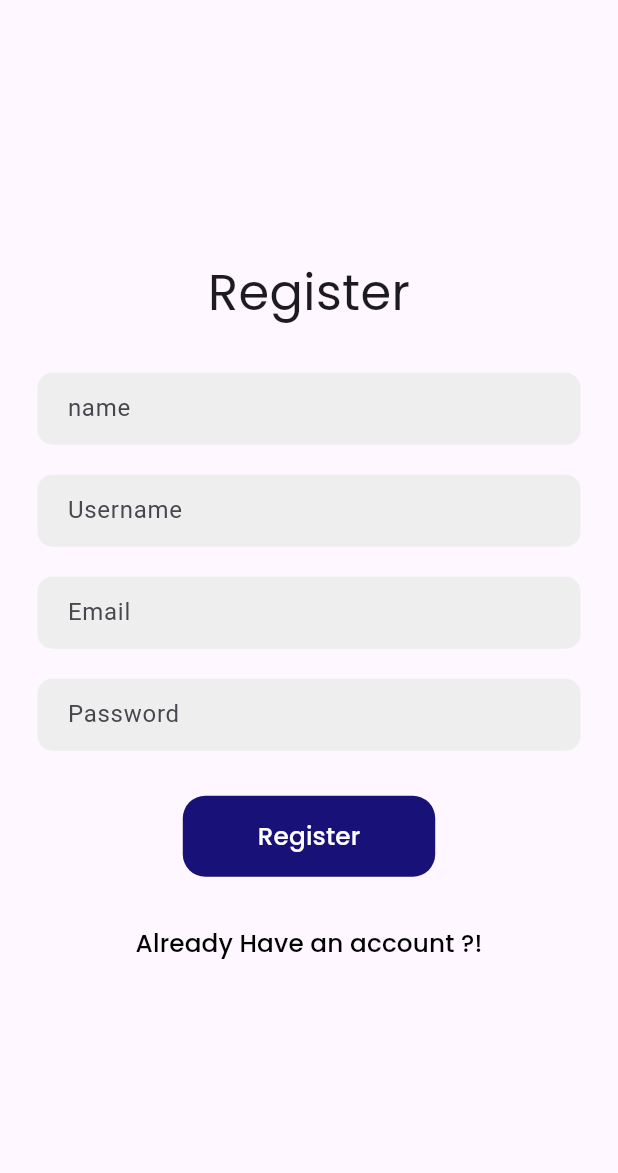
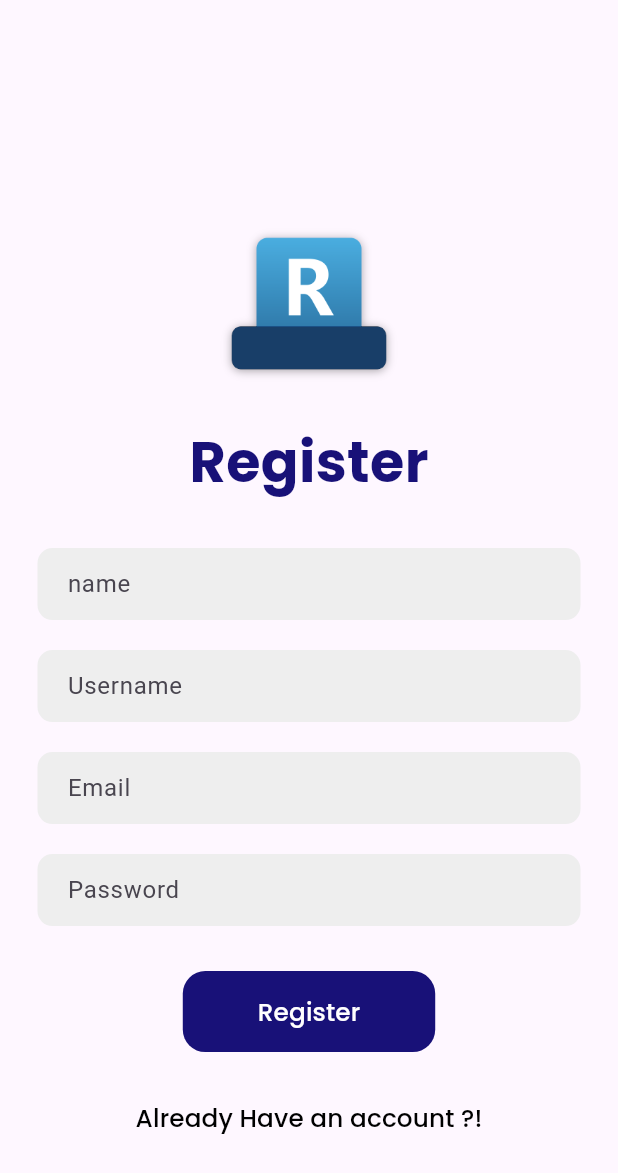
Before and after one commit to Rwiron/BuildPermitApproval_mobile-app, a Flutter app: the screen it shows after launch, after a tap on "Register First to have an access ?!", on a phone screen of 412 x 824 dp. Shown: the top 1173 px of the screen. Run offline on Flutter 3.47's test engine with Material 3 defaults, Android fonts, the phone set to English and light mode, and no system bars; our stand-ins replace carousel_slider, flutter_zoom_drawer, get, get_storage, google_fonts, pdf and 1 more; network calls fail.

Commit message:
Final Half2

```diff
--- a/bui/lib/views/login_screen.dart
+++ b/bui/lib/views/login_screen.dart
@@ -22,16 +22,27 @@ class _LoginPageState extends State<LoginPage> {
   Widget build(BuildContext context) {
     var size = MediaQuery.of(context).size.width;
     return Scaffold(
-      body: Center(
+        body: SingleChildScrollView(
+      child: Center(
         child: Padding(
           padding: const EdgeInsets.symmetric(horizontal: 25.0),
           child: Column(
             mainAxisAlignment: MainAxisAlignment.center,
             children: [
+              SizedBox(height: MediaQuery.of(context).size.height * 0.1),
+              SizedBox(height: 120),
+              Image.asset(
+                'assets/images/RoundedTB1.png',
+                width: 120,
+                height: 120,
+              ),
+              SizedBox(height: 20),
               Text(
                 'Login',
                 style: GoogleFonts.poppins(
-                  fontSize: size * 0.080,
+                  fontSize: size * 0.09, //
+                  fontWeight: FontWeight.bold,
+                  color: Color.fromARGB(255, 24, 17, 120),
                 ),
               ),
               const SizedBox(
@@ -104,6 +115,6 @@ class _LoginPageState extends State<LoginPage> {
           ),
         ),
       ),
-    );
+    ));
   }
 }
--- a/bui/lib/views/register_screen.dart
+++ b/bui/lib/views/register_screen.dart
@@ -24,16 +24,27 @@ class _RegisterScreenState extends State<RegisterScreen> {
   Widget build(BuildContext context) {
     var size = MediaQuery.of(context).size.width;
     return Scaffold(
-      body: Center(
+      body: SingleChildScrollView(
+        child: Center(
           child: Padding(
             padding: const EdgeInsets.symmetric(horizontal: 25.0),
             child: Column(
               mainAxisAlignment: MainAxisAlignment.center,
               children: [
+                SizedBox(height: MediaQuery.of(context).size.height * 0.1),
+                SizedBox(height: 60),
+                Image.asset(
+                  'assets/images/RoundedTB1.png',
+                  width: 120,
+                  height: 120,
+                ),
+                SizedBox(height: 20),
                 Text(
                   'Register',
                   style: GoogleFonts.poppins(
-                  fontSize: size * 0.080,
+                    fontSize: size * 0.09, //
+                    fontWeight: FontWeight.bold,
+                    color: Color.fromARGB(255, 24, 17, 120),
                   ),
                 ),
                 const SizedBox(
@@ -124,6 +135,7 @@ class _RegisterScreenState extends State<RegisterScreen> {
             ),
           ),
         ),
+      ),
     );
   }
 }
--- a/bui/pubspec.yaml
+++ b/bui/pubspec.yaml
@@ -71,6 +71,8 @@ flutter:
     - assets/images/shares.png
     - assets/images/happy.png
     - assets/images/support.png
+    - assets/images/RoundedTB1.png
+
   #   - images/a_dot_ham.jpeg
 
   # An image asset can refer to one or more resolution-specific "variants", see
```
Also changed, not shown: bui/lib/views/widgets/drawerMenu.dart (+21 -9 lines), bui/assets/images/RoundedTB1.png (added). Lines whose indentation alone changed are shown as unchanged.
